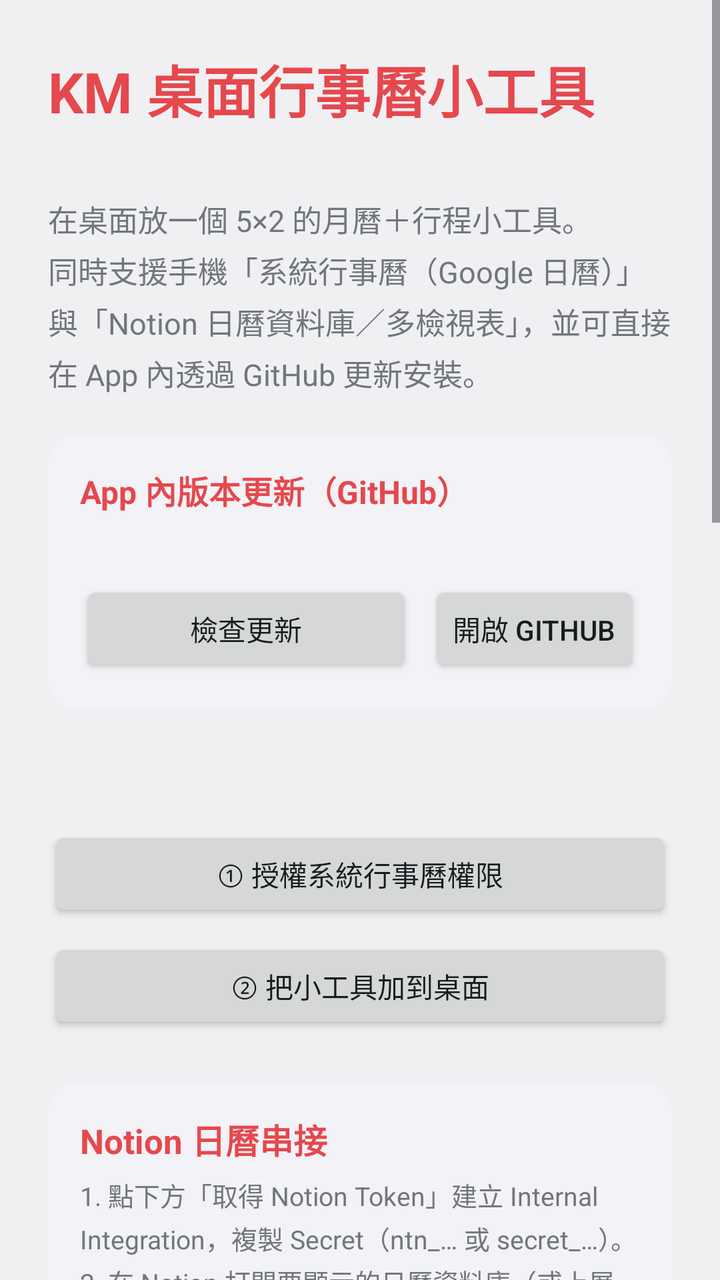
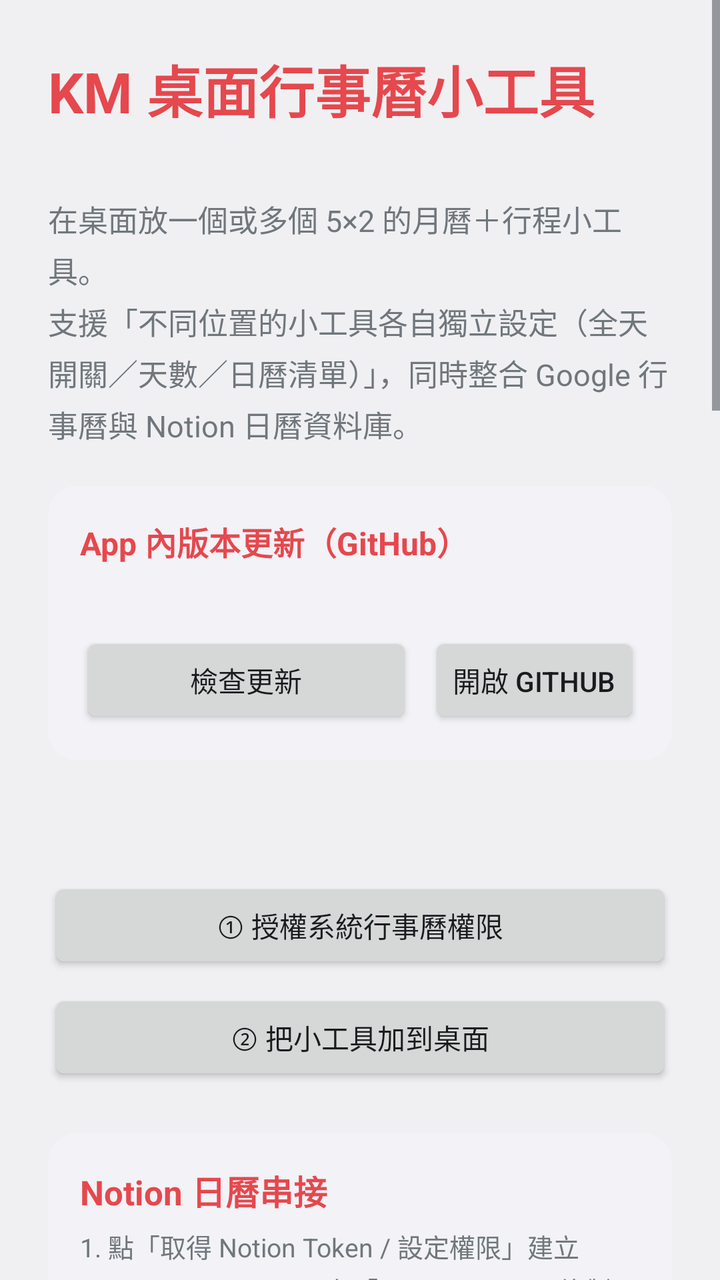

Before-and-after screenshots of an Android layout around one commit, followed by the original layout XML and the change that was made.
<!-- AndroidManifest.xml: application theme android:Theme.DeviceDefault.DayNight -->
<!-- res/layout/activity_main.xml -->
<?xml version="1.0" encoding="utf-8"?>
<ScrollView xmlns:android="http://schemas.android.com/apk/res/android"
    android:layout_width="match_parent"
    android:layout_height="match_parent"
    android:fitsSystemWindows="true">

    <LinearLayout
        android:layout_width="match_parent"
        android:layout_height="wrap_content"
        android:orientation="vertical"
        android:padding="24dp">

        <TextView
            android:layout_width="wrap_content"
            android:layout_height="wrap_content"
            android:text="@string/main_title"
            android:textColor="@color/accent"
            android:textSize="28sp"
            android:textStyle="bold" />

        <TextView
            android:id="@+id/version_badge"
            android:layout_width="wrap_content"
            android:layout_height="wrap_content"
            android:layout_marginTop="4dp"
            android:textColor="@color/text_muted"
            android:textSize="13sp"
            android:textStyle="bold" />

        <TextView
            android:layout_width="match_parent"
            android:layout_height="wrap_content"
            android:layout_marginTop="12dp"
            android:lineSpacingExtra="4dp"
            android:text="@string/main_intro"
            android:textSize="15sp" />

        
        <LinearLayout
            android:layout_width="match_parent"
            android:layout_height="wrap_content"
            android:layout_marginTop="20dp"
            android:background="@drawable/card_bg"
            android:orientation="vertical"
            android:padding="16dp">

            <TextView
                android:layout_width="match_parent"
                android:layout_height="wrap_content"
                android:text="@string/section_update"
                android:textColor="@color/accent"
                android:textSize="16sp"
                android:textStyle="bold" />

            <TextView
                android:id="@+id/update_status"
                android:layout_width="match_parent"
                android:layout_height="wrap_content"
                android:layout_marginTop="6dp"
                android:lineSpacingExtra="3dp"
                android:textSize="13sp" />

            <ProgressBar
                android:id="@+id/update_progress"
                style="?android:attr/progressBarStyleHorizontal"
                android:layout_width="match_parent"
                android:layout_height="wrap_content"
                android:layout_marginTop="8dp"
                android:max="100"
                android:visibility="gone" />

            <LinearLayout
                android:layout_width="match_parent"
                android:layout_height="wrap_content"
                android:layout_marginTop="10dp"
                android:orientation="horizontal">

                <Button
                    android:id="@+id/btn_check_update"
                    android:layout_width="0dp"
                    android:layout_height="wrap_content"
                    android:layout_weight="1"
                    android:text="@string/btn_check_update" />

                <Button
                    android:id="@+id/btn_download_update"
                    android:layout_width="0dp"
                    android:layout_height="wrap_content"
                    android:layout_marginStart="8dp"
                    android:layout_weight="1"
                    android:text="@string/btn_download_update"
                    android:visibility="gone" />

                <Button
                    android:id="@+id/btn_open_github"
                    android:layout_width="wrap_content"
                    android:layout_height="wrap_content"
                    android:layout_marginStart="8dp"
                    android:text="@string/btn_open_github" />
            </LinearLayout>
        </LinearLayout>

        
        <TextView
            android:id="@+id/status"
            android:layout_width="match_parent"
            android:layout_height="wrap_content"
            android:layout_marginTop="24dp"
            android:textSize="17sp"
            android:textStyle="bold" />

        <Button
            android:id="@+id/btn_grant"
            android:layout_width="match_parent"
            android:layout_height="wrap_content"
            android:layout_marginTop="12dp"
            android:text="@string/btn_grant" />

        <Button
            android:id="@+id/btn_pin"
            android:layout_width="match_parent"
            android:layout_height="wrap_content"
            android:layout_marginTop="8dp"
            android:text="@string/btn_pin" />

        
        <LinearLayout
            android:layout_width="match_parent"
            android:layout_height="wrap_content"
            android:layout_marginTop="24dp"
            android:background="@drawable/card_bg"
            android:orientation="vertical"
            android:padding="16dp">

            <TextView
                android:layout_width="match_parent"
                android:layout_height="wrap_content"
                android:text="@string/section_notion"
                android:textColor="@color/accent"
                android:textSize="17sp"
                android:textStyle="bold" />

            <TextView
                android:layout_width="match_parent"
                android:layout_height="wrap_content"
                android:layout_marginTop="6dp"
                android:lineSpacingExtra="3dp"
                android:text="@string/notion_guide"
                android:textSize="13sp" />

            <Button
                android:id="@+id/btn_notion_portal"
                android:layout_width="match_parent"
                android:layout_height="wrap_content"
                android:layout_marginTop="10dp"
                android:text="@string/btn_notion_portal" />

            <EditText
                android:id="@+id/input_notion_token"
                android:layout_width="match_parent"
                android:layout_height="wrap_content"
                android:layout_marginTop="8dp"
                android:hint="@string/notion_token_hint"
                android:importantForAutofill="no"
                android:inputType="textVisiblePassword|textNoSuggestions"
                android:maxLines="2"
                android:textSize="14sp" />

            <LinearLayout
                android:layout_width="match_parent"
                android:layout_height="wrap_content"
                android:layout_marginTop="8dp"
                android:orientation="horizontal">

                <Button
                    android:id="@+id/btn_notion_sync"
                    android:layout_width="0dp"
                    android:layout_height="wrap_content"
                    android:layout_weight="1"
                    android:text="@string/btn_notion_sync" />

                <Button
                    android:id="@+id/btn_notion_clear"
                    android:layout_width="wrap_content"
                    android:layout_height="wrap_content"
                    android:layout_marginStart="8dp"
                    android:text="@string/btn_notion_clear"
                    android:visibility="gone" />
            </LinearLayout>

            <TextView
                android:id="@+id/notion_status"
                android:layout_width="match_parent"
                android:layout_height="wrap_content"
                android:layout_marginTop="8dp"
                android:lineSpacingExtra="3dp"
                android:textSize="13sp"
                android:textStyle="bold" />

            <Button
                android:id="@+id/btn_notion_add_custom"
                android:layout_width="match_parent"
                android:layout_height="wrap_content"
                android:layout_marginTop="8dp"
                android:text="@string/btn_notion_add_custom"
                android:visibility="gone" />
        </LinearLayout>

        
        <TextView
            android:layout_width="match_parent"
            android:layout_height="wrap_content"
            android:layout_marginTop="28dp"
            android:text="@string/section_display"
            android:textColor="@color/accent"
            android:textSize="17sp"
            android:textStyle="bold" />

        <Switch
            android:id="@+id/switch_all_day"
            android:layout_width="match_parent"
            android:layout_height="wrap_content"
            android:layout_marginTop="8dp"
            android:minHeight="48dp"
            android:text="@string/show_all_day"
            android:textSize="15sp" />

        <LinearLayout
            android:layout_width="match_parent"
            android:layout_height="wrap_content"
            android:gravity="center_vertical"
            android:minHeight="48dp"
            android:orientation="horizontal">

            <TextView
                android:layout_width="0dp"
                android:layout_height="wrap_content"
                android:layout_weight="1"
                android:text="@string/days_label"
                android:textSize="15sp" />

            <Button
                android:id="@+id/btn_days_minus"
                android:layout_width="48dp"
                android:layout_height="48dp"
                android:text="−"
                android:textSize="18sp" />

            <TextView
                android:id="@+id/days_value"
                android:layout_width="64dp"
                android:layout_height="wrap_content"
                android:gravity="center"
                android:textSize="16sp"
                android:textStyle="bold" />

            <Button
                android:id="@+id/btn_days_plus"
                android:layout_width="48dp"
                android:layout_height="48dp"
                android:text="＋"
                android:textSize="18sp" />
        </LinearLayout>

        <TextView
            android:layout_width="match_parent"
            android:layout_height="wrap_content"
            android:lineSpacingExtra="3dp"
            android:text="@string/days_hint"
            android:textSize="13sp" />

        
        <TextView
            android:layout_width="match_parent"
            android:layout_height="wrap_content"
            android:layout_marginTop="28dp"
            android:text="@string/section_calendars"
            android:textColor="@color/accent"
            android:textSize="17sp"
            android:textStyle="bold" />

        <TextView
            android:layout_width="match_parent"
            android:layout_height="wrap_content"
            android:layout_marginTop="4dp"
            android:lineSpacingExtra="3dp"
            android:text="@string/calendars_hint"
            android:textSize="13sp" />

        <LinearLayout
            android:id="@+id/calendars"
            android:layout_width="match_parent"
            android:layout_height="wrap_content"
            android:layout_marginTop="8dp"
            android:orientation="vertical" />

        <TextView
            android:layout_width="match_parent"
            android:layout_height="wrap_content"
            android:layout_marginTop="28dp"
            android:lineSpacingExtra="4dp"
            android:text="@string/main_tips"
            android:textSize="15sp" />
    </LinearLayout>
</ScrollView>
<!-- resources referenced by this layout -->
<resources>
  <color name="accent">#FFE5484D</color>
  <color name="text_muted">#FF8E8E93</color>
  <!-- drawable card_bg (drawable) -->
  <?xml version="1.0" encoding="utf-8"?>
  <shape xmlns:android="http://schemas.android.com/apk/res/android">
      <solid android:color="@color/card_bg" />
      <corners android:radius="14dp" />
  </shape>
  <string name="btn_check_update">檢查更新</string>
  <string name="btn_download_update">下載並安裝新版</string>
  <string name="btn_grant">① 授權系統行事曆權限</string>
  <string name="btn_notion_add_custom">＋ 新增資料庫其他檢視／日期欄位</string>
  <string name="btn_notion_clear">中斷連結</string>
  <string name="btn_notion_portal">取得 Notion Token</string>
  <string name="btn_notion_sync">連接並同步 Notion</string>
  <string name="btn_open_github">開啟 GitHub</string>
  <string name="btn_pin">② 把小工具加到桌面</string>
  <string name="calendars_hint">勾選的日曆才會出現在小工具上。Notion 日曆可點左側「色塊按鈕」自訂代表顏色；系統標示「尚未同步到手機」的日曆勾選後會請 Google 同步。</string>
  <string name="days_hint">從選取的那一天開始往後算。超過 1 天時，在小工具右邊上下滑動就能看到後面幾天。</string>
  <string name="days_label">右邊顯示幾天的行程</string>
  <string name="main_intro">在桌面放一個 5×2 的月曆＋行程小工具。\n同時支援手機「系統行事曆（Google 日曆）」與「Notion 日曆資料庫／多檢視表」，並可直接在 App 內透過 GitHub 更新安裝。</string>
  <string name="main_tips">小工具操作：\n• 點任一日期 → 右邊顯示那一天的行程\n• 點灰色日期 → 跳到上／下個月\n• 點左上角月份 → 回到今天\n• 點日期或月份時，會順便背景同步 Google 與 Notion 日曆\n• 右邊行程可以上下滑動\n• 點系統行程 → 在行事曆 App 打開\n• 點 Notion 行程 → 直接在 Notion 打開該頁面\n• 點 ＋ → 新增行程</string>
  <string name="main_title">KM 桌面行事曆小工具</string>
  <string name="notion_guide">1. 點下方「取得 Notion Token」建立 Internal Integration，複製 Secret（ntn_… 或 secret_…）。\n2. 在 Notion 打開要顯示的日曆資料庫（或上層母頁面），點右上角「•••」→「Connections（連結）」加入該 Integration。\n3. 貼上 Token 並點「連接並同步 Notion」，即可自動抓出所有資料庫與日曆／時間軸檢視！</string>
  <string name="notion_token_hint">貼上 Notion Integration Secret (ntn_... / secret_...)</string>
  <string name="section_calendars">要顯示的日曆（系統 ＋ Notion）</string>
  <string name="section_display">顯示設定</string>
  <string name="section_notion">Notion 日曆串接</string>
  <string name="section_update">App 內版本更新（GitHub）</string>
  <string name="show_all_day">顯示全天行程</string>
  <color name="card_bg">#FFF2F2F7</color>
</resources>

<!-- the commit's change to res/layout/activity_main.xml (unified diff, before → after) -->
@@ -1,5 +1,6 @@
 <?xml version="1.0" encoding="utf-8"?>
 <ScrollView xmlns:android="http://schemas.android.com/apk/res/android"
+    android:id="@+id/main_scroll"
     android:layout_width="match_parent"
     android:layout_height="match_parent"
     android:fitsSystemWindows="true">
@@ -27,6 +28,34 @@
             android:textSize="13sp"
             android:textStyle="bold" />
 
+        
+        <LinearLayout
+            android:id="@+id/config_banner_card"
+            android:layout_width="match_parent"
+            android:layout_height="wrap_content"
+            android:layout_marginTop="14dp"
+            android:background="@drawable/card_bg"
+            android:orientation="vertical"
+            android:padding="14dp"
+            android:visibility="gone">
+
+            <TextView
+                android:id="@+id/config_banner_text"
+                android:layout_width="match_parent"
+                android:layout_height="wrap_content"
+                android:lineSpacingExtra="3dp"
+                android:textColor="@color/accent"
+                android:textSize="14sp"
+                android:textStyle="bold" />
+
+            <Button
+                android:id="@+id/btn_finish_configure"
+                android:layout_width="match_parent"
+                android:layout_height="wrap_content"
+                android:layout_marginTop="8dp"
+                android:text="@string/btn_finish_configure" />
+        </LinearLayout>
+
         <TextView
             android:layout_width="match_parent"
             android:layout_height="wrap_content"
@@ -198,19 +227,101 @@
                 android:textStyle="bold" />
 
             <Button
+                android:id="@+id/btn_notion_add_url"
+                android:layout_width="match_parent"
+                android:layout_height="wrap_content"
+                android:layout_marginTop="8dp"
+                android:text="@string/btn_notion_add_url"
+                android:visibility="gone" />
+
+            <Button
                 android:id="@+id/btn_notion_add_custom"
                 android:layout_width="match_parent"
                 android:layout_height="wrap_content"
-                android:layout_marginTop="8dp"
+                android:layout_marginTop="6dp"
                 android:text="@string/btn_notion_add_custom"
                 android:visibility="gone" />
         </LinearLayout>
 
         
-        <TextView
+        <LinearLayout
+            android:id="@+id/widget_selector_card"
             android:layout_width="match_parent"
             android:layout_height="wrap_content"
             android:layout_marginTop="28dp"
+            android:background="@drawable/card_bg"
+            android:orientation="vertical"
+            android:padding="16dp">
+
+            <TextView
+                android:layout_width="match_parent"
+                android:layout_height="wrap_content"
+                android:text="@string/section_widget_target"
+                android:textColor="@color/accent"
+                android:textSize="17sp"
+                android:textStyle="bold" />
+
+            <TextView
+                android:layout_width="match_parent"
+                android:layout_height="wrap_content"
+                android:layout_marginTop="4dp"
+                android:lineSpacingExtra="3dp"
+                android:text="@string/widget_target_hint"
+                android:textSize="13sp" />
+
+            <HorizontalScrollView
+                android:layout_width="match_parent"
+                android:layout_height="wrap_content"
+                android:layout_marginTop="10dp"
+                android:scrollbars="none">
+
+                <LinearLayout
+                    android:id="@+id/widget_tabs"
+                    android:layout_width="wrap_content"
+                    android:layout_height="wrap_content"
+                    android:orientation="horizontal" />
+            </HorizontalScrollView>
+
+            <TextView
+                android:id="@+id/editing_target_label"
+                android:layout_width="match_parent"
+                android:layout_height="wrap_content"
+                android:layout_marginTop="10dp"
+                android:textSize="14sp"
+                android:textStyle="bold" />
+
+            <LinearLayout
+                android:id="@+id/widget_actions_row"
+                android:layout_width="match_parent"
+                android:layout_height="wrap_content"
+                android:layout_marginTop="8dp"
+                android:orientation="horizontal">
+
+                <Button
+                    android:id="@+id/btn_rename_widget"
+                    android:layout_width="0dp"
+                    android:layout_height="wrap_content"
+                    android:layout_weight="1"
+                    android:text="@string/btn_rename_widget"
+                    android:textSize="13sp" />
+
+                <Button
+                    android:id="@+id/btn_copy_to_all"
+                    android:layout_width="0dp"
+                    android:layout_height="wrap_content"
+                    android:layout_marginStart="8dp"
+                    android:layout_weight="1"
+                    android:text="@string/btn_copy_to_all"
+                    android:textSize="13sp" />
+            </LinearLayout>
+        </LinearLayout>
+
+        
+        <TextView
+            android:id="@+id/section_display_title"
+            android:layout_width="match_parent"
+            android:layout_height="wrap_content"
+            android:layout_marginTop="24dp"
             android:text="@string/section_display"
             android:textColor="@color/accent"
             android:textSize="17sp"
@@ -271,6 +382,7 @@
 
         
         <TextView
+            android:id="@+id/section_calendars_title"
             android:layout_width="match_parent"
             android:layout_height="wrap_content"
             android:layout_marginTop="28dp"
<!-- resource entries referenced after the edit -->
@@ -9,27 +9,33 @@
       <corners android:radius="14dp" />
   </shape>
   <string name="btn_check_update">檢查更新</string>
+  <string name="btn_copy_to_all">📋 套用到所有小工具</string>
   <string name="btn_download_update">下載並安裝新版</string>
+  <string name="btn_finish_configure">✅ 完成此小工具設定並返回桌面</string>
   <string name="btn_grant">① 授權系統行事曆權限</string>
   <string name="btn_notion_add_custom">＋ 新增資料庫其他檢視／日期欄位</string>
+  <string name="btn_notion_add_url">🔗 貼上資料庫連結／ID 加入</string>
   <string name="btn_notion_clear">中斷連結</string>
-  <string name="btn_notion_portal">取得 Notion Token</string>
+  <string name="btn_notion_portal">取得 Notion Token ／ 設定 Access 權限</string>
   <string name="btn_notion_sync">連接並同步 Notion</string>
   <string name="btn_open_github">開啟 GitHub</string>
   <string name="btn_pin">② 把小工具加到桌面</string>
-  <string name="calendars_hint">勾選的日曆才會出現在小工具上。Notion 日曆可點左側「色塊按鈕」自訂代表顏色；系統標示「尚未同步到手機」的日曆勾選後會請 Google 同步。</string>
+  <string name="btn_rename_widget">✏️ 修改小工具名稱</string>
+  <string name="calendars_hint">勾選的日曆才會出現在「目前選取的小工具」上。Notion 日曆可點左側「色塊按鈕」自訂顏色，括號內會顯示抓到的近期行程筆數。</string>
   <string name="days_hint">從選取的那一天開始往後算。超過 1 天時，在小工具右邊上下滑動就能看到後面幾天。</string>
   <string name="days_label">右邊顯示幾天的行程</string>
-  <string name="main_intro">在桌面放一個 5×2 的月曆＋行程小工具。\n同時支援手機「系統行事曆（Google 日曆）」與「Notion 日曆資料庫／多檢視表」，並可直接在 App 內透過 GitHub 更新安裝。</string>
-  <string name="main_tips">小工具操作：\n• 點任一日期 → 右邊顯示那一天的行程\n• 點灰色日期 → 跳到上／下個月\n• 點左上角月份 → 回到今天\n• 點日期或月份時，會順便背景同步 Google 與 Notion 日曆\n• 右邊行程可以上下滑動\n• 點系統行程 → 在行事曆 App 打開\n• 點 Notion 行程 → 直接在 Notion 打開該頁面\n• 點 ＋ → 新增行程</string>
+  <string name="main_intro">在桌面放一個或多個 5×2 的月曆＋行程小工具。\n支援「不同位置的小工具各自獨立設定（全天開關／天數／日曆清單）」，同時整合 Google 行事曆與 Notion 日曆資料庫。</string>
+  <string name="main_tips">小工具操作：\n• 桌面可放多個小工具，各自設定不同的全天開關與日曆清單\n• 長按桌面小工具 → 點「設定（鉛筆）」可直接調整該小工具\n• 點任一日期 → 右邊顯示那一天的行程（各小工具獨立記憶）\n• 點灰色日期 → 跳到上／下個月；點左上角月份 → 回到今天\n• 點系統行程 → 開啟行事曆 App；點 Notion 行程 → 直接開啟 Notion 頁面\n• 點 ＋ → 新增行程</string>
   <string name="main_title">KM 桌面行事曆小工具</string>
-  <string name="notion_guide">1. 點下方「取得 Notion Token」建立 Internal Integration，複製 Secret（ntn_… 或 secret_…）。\n2. 在 Notion 打開要顯示的日曆資料庫（或上層母頁面），點右上角「•••」→「Connections（連結）」加入該 Integration。\n3. 貼上 Token 並點「連接並同步 Notion」，即可自動抓出所有資料庫與日曆／時間軸檢視！</string>
+  <string name="notion_guide">1. 點「取得 Notion Token / 設定權限」建立 Internal Integration，在「Configuration」複製 Secret（ntn_…）。\n2. 重要！請在同頁上方切換到「Access（存取權限）」分頁勾選要讀取的資料庫／頁面並按 Save（或在 Notion 打開原始資料庫本體 → 右上角「•••」→「Connections」加入此 Integration）。\n3. 貼上 Token 並點「連接並同步 Notion」即可抓出所有資料庫與行程！</string>
   <string name="notion_token_hint">貼上 Notion Integration Secret (ntn_... / secret_...)</string>
   <string name="section_calendars">要顯示的日曆（系統 ＋ Notion）</string>
   <string name="section_display">顯示設定</string>
   <string name="section_notion">Notion 日曆串接</string>
   <string name="section_update">App 內版本更新（GitHub）</string>
+  <string name="section_widget_target">個別小工具獨立設定</string>
   <string name="show_all_day">顯示全天行程</string>
+  <string name="widget_target_hint">點選下方要調整的小工具，底下的「顯示全天」、「顯示天數」與「勾選的日曆列表」就會只套用到該小工具！\n（提示：你也可以在桌面長按任一小工具 → 點「設定／鉛筆圖示」直接跳進來調整它。）</string>
   <color name="card_bg">#FFF2F2F7</color>
 </resources>
 
